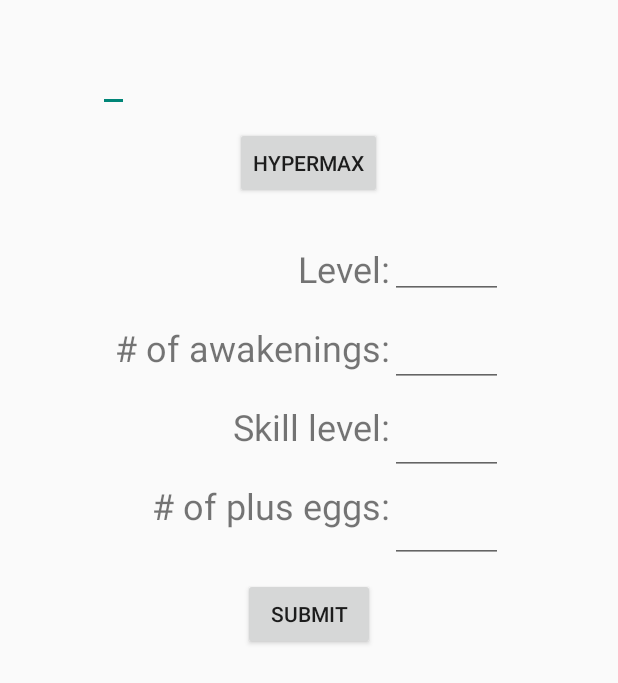
After one commit to Gear61/PADFriendFinder-Android, an Android app: the layout monster_search.xml on its own in the app's theme, with its tools: preview values and no code run, on a phone screen of 412 x 824 dp. The commit adds this screen. Shown: the top 683 px of the screen. Run offline under Robolectric (Android 15) with nearby library versions, the light colour scheme and no system bars.

Commit message:
Salvaging as much stuff as I possibly can from the old project

```diff
--- a/app/src/main/AndroidManifest.xml
+++ b/app/src/main/AndroidManifest.xml
@@ -8,7 +8,7 @@
         android:label="@string/app_name"
         android:theme="@style/AppTheme" >
         <activity
-            android:name=".MainActivity"
+            android:name=".Activities.MainActivity"
             android:label="@string/app_name" >
             <intent-filter>
                 <action android:name="android.intent.action.MAIN" />
--- a/app/src/main/java/com/randomappsinc/padfriendfinder/MainActivity.java
+++ b/app/src/main/java/com/randomappsinc/padfriendfinder/Activities/MainActivity.java
@@ -1,9 +1,11 @@
-package com.randomappsinc.padfriendfinder;
+package com.randomappsinc.padfriendfinder.Activities;
 
+import android.os.Bundle;
 import android.support.v7.app.ActionBarActivity;
-import android.os.Bundle;
 import android.view.Menu;
 import android.view.MenuItem;
+
+import com.randomappsinc.padfriendfinder.R;
 
 
 public class MainActivity extends ActionBarActivity
--- /dev/null
+++ b/app/src/main/res/layout/monster_search.xml
@@ -0,0 +1,162 @@
+<ScrollView xmlns:android="http://schemas.android.com/apk/res/android"
+            android:layout_width="fill_parent"
+            android:layout_height="wrap_content" >
+
+    <RelativeLayout
+        android:layout_width="match_parent"
+        android:layout_height="wrap_content"
+        android:layout_marginTop="10dp"
+        android:layout_marginLeft="10dp"
+        android:layout_marginRight="10dp">
+
+        <TextView
+            android:id="@+id/monster_search_instructions"
+            android:layout_width="match_parent"
+            android:layout_height="wrap_content"
+            android:textSize="14sp"/>
+
+        <ImageView
+            android:id="@+id/monster_picture"
+            android:layout_alignParentLeft="true"
+            android:layout_marginRight="5dp"
+            android:layout_alignBottom="@+id/monster_search_box"
+            android:layout_width="50dp"
+            android:layout_height="50dp"
+            android:layout_gravity="center_vertical"/>
+
+        <AutoCompleteTextView
+            android:id="@+id/monster_search_box"
+            android:inputType="textMultiLine"
+            android:lines="3"
+            android:minLines="1"
+            android:layout_toRightOf="@id/monster_picture"
+            android:layout_below="@+id/monster_search_instructions"
+            android:layout_centerVertical="true"
+            android:layout_width="wrap_content"
+            android:layout_height="wrap_content"
+            android:singleLine="true" />
+
+        <Button
+            android:layout_marginTop="10dp"
+            android:id="@+id/hypermax"
+            android:layout_centerHorizontal="true"
+            android:layout_below="@+id/monster_search_box"
+            android:text="@string/hypermax"
+            android:layout_width="wrap_content"
+            android:layout_height="wrap_content"/>
+
+        <LinearLayout
+            android:id="@+id/monster_stats"
+            android:layout_centerHorizontal="true"
+            android:layout_marginTop="10dp"
+            android:layout_below="@+id/hypermax"
+            android:layout_width="wrap_content"
+            android:layout_height="wrap_content"
+            android:orientation="horizontal">
+
+            <RelativeLayout
+                android:id="@+id/monster_fields"
+                android:layout_marginTop="10dp"
+                android:layout_below="@+id/monster_search_box"
+                android:layout_width="wrap_content"
+                android:layout_height="wrap_content"
+                android:layout_centerHorizontal="true">
+
+                <TextView
+                    android:id="@+id/level"
+                    android:layout_alignRight="@+id/num_awakenings"
+                    android:layout_width="wrap_content"
+                    android:layout_height="wrap_content"
+                    android:text="@string/level"
+                    android:textSize="24sp"/>
+
+                <TextView
+                    android:layout_marginTop="20dp"
+                    android:id="@+id/num_awakenings"
+                    android:layout_below="@+id/level"
+                    android:layout_width="wrap_content"
+                    android:layout_height="wrap_content"
+                    android:text="@string/num_awakenings"
+                    android:textSize="24sp"/>
+
+                <TextView
+                    android:id="@+id/skill_level"
+                    android:layout_alignRight="@+id/num_awakenings"
+                    android:layout_marginTop="20dp"
+                    android:layout_below="@+id/num_awakenings"
+                    android:layout_width="wrap_content"
+                    android:layout_height="wrap_content"
+                    android:text="@string/skill_level"
+                    android:textSize="24sp"/>
+
+                <TextView
+                    android:id="@+id/num_plus_eggs"
+                    android:layout_alignRight="@+id/num_awakenings"
+                    android:layout_marginTop="20dp"
+                    android:layout_below="@+id/skill_level"
+                    android:layout_width="wrap_content"
+                    android:layout_height="wrap_content"
+                    android:text="@string/num_plug_eggs"
+                    android:textSize="24sp"/>
+
+            </RelativeLayout>
+
+            <RelativeLayout
+                android:id="@+id/color_req_layout"
+                android:layout_width="wrap_content"
+                android:layout_height="wrap_content">
+
+                <EditText
+                    android:id="@+id/monster_level"
+                    android:layout_marginTop="3dp"
+                    android:textSize="24sp"
+                    android:layout_width="75dp"
+                    android:layout_height="wrap_content"
+                    android:inputType="number"
+                    android:maxLength="2"/>
+
+                <EditText
+                    android:id="@+id/monster_num_awakenings"
+                    android:layout_marginTop="5dp"
+                    android:layout_below="@id/monster_level"
+                    android:textSize="24sp"
+                    android:layout_width="75dp"
+                    android:layout_height="wrap_content"
+                    android:inputType="number"
+                    android:maxLength="2"/>
+
+                <EditText
+                    android:id="@+id/monster_skill_level"
+                    android:layout_marginTop="5dp"
+                    android:layout_below="@id/monster_num_awakenings"
+                    android:textSize="24sp"
+                    android:layout_width="75dp"
+                    android:layout_height="wrap_content"
+                    android:inputType="number"
+                    android:maxLength="2"/>
+
+                <EditText
+                    android:id="@+id/monster_num_plus_eggs"
+                    android:layout_marginTop="5dp"
+                    android:layout_below="@id/monster_skill_level"
+                    android:textSize="24sp"
+                    android:layout_width="75dp"
+                    android:layout_height="wrap_content"
+                    android:inputType="number"
+                    android:maxLength="3"/>
+
+            </RelativeLayout>
+        </LinearLayout>
+
+        <Button
+            android:layout_marginTop="10dp"
+            android:layout_marginBottom="15dp"
+            android:id="@+id/submit_monster"
+            android:layout_centerHorizontal="true"
+            android:layout_below="@+id/monster_stats"
+            android:text="@string/submit"
+            android:layout_width="wrap_content"
+            android:layout_height="wrap_content"/>
+
+    </RelativeLayout>
+</ScrollView>
--- a/app/src/main/res/values/strings.xml
+++ b/app/src/main/res/values/strings.xml
@@ -3,4 +3,12 @@
 
     <string name="hello_world">Hello world!</string>
     <string name="action_settings">Settings</string>
+    <string name="submit">Submit</string>
+
+    <!-- Monster Search -->
+    <string name="level">Level: </string>
+    <string name="num_awakenings"># of awakenings: </string>
+    <string name="skill_level">Skill level: </string>
+    <string name="num_plug_eggs"># of plus eggs: </string>
+    <string name="hypermax">Hypermax</string>
 </resources>
```
Also changed, not shown: app/src/main/java/com/randomappsinc/padfriendfinder/Activities/MonsterSearchActivity.java (added, +190 -0 lines), app/src/main/java/com/randomappsinc/padfriendfinder/Adapters/MonsterSearchAdapter.java (added, +126 -0 lines), app/src/main/java/com/randomappsinc/padfriendfinder/Misc/Constants.java (added, +10 -0 lines), app/src/main/java/com/randomappsinc/padfriendfinder/Misc/GodMapper.java (added, +142 -0 lines), app/src/main/java/com/randomappsinc/padfriendfinder/Models/MonsterAttributes.java (added, +41 -0 lines), app/src/main/java/com/randomappsinc/padfriendfinder/Utils/MonsterSearchUtils.java (added, +46 -0 lines), 1 other file.
